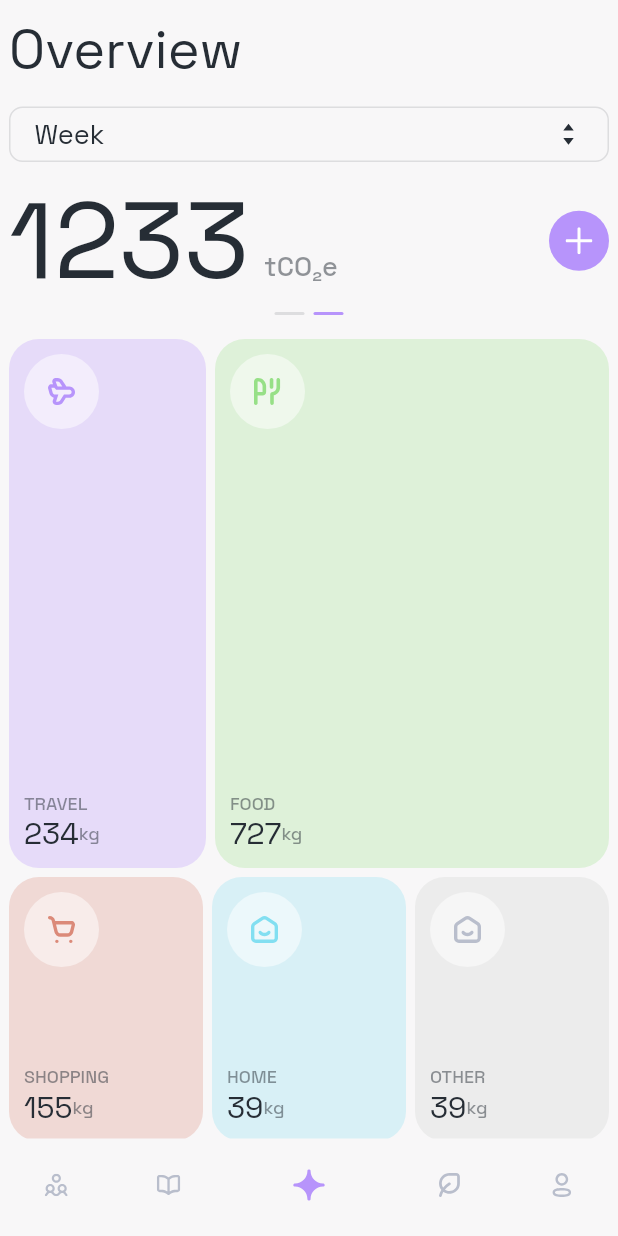
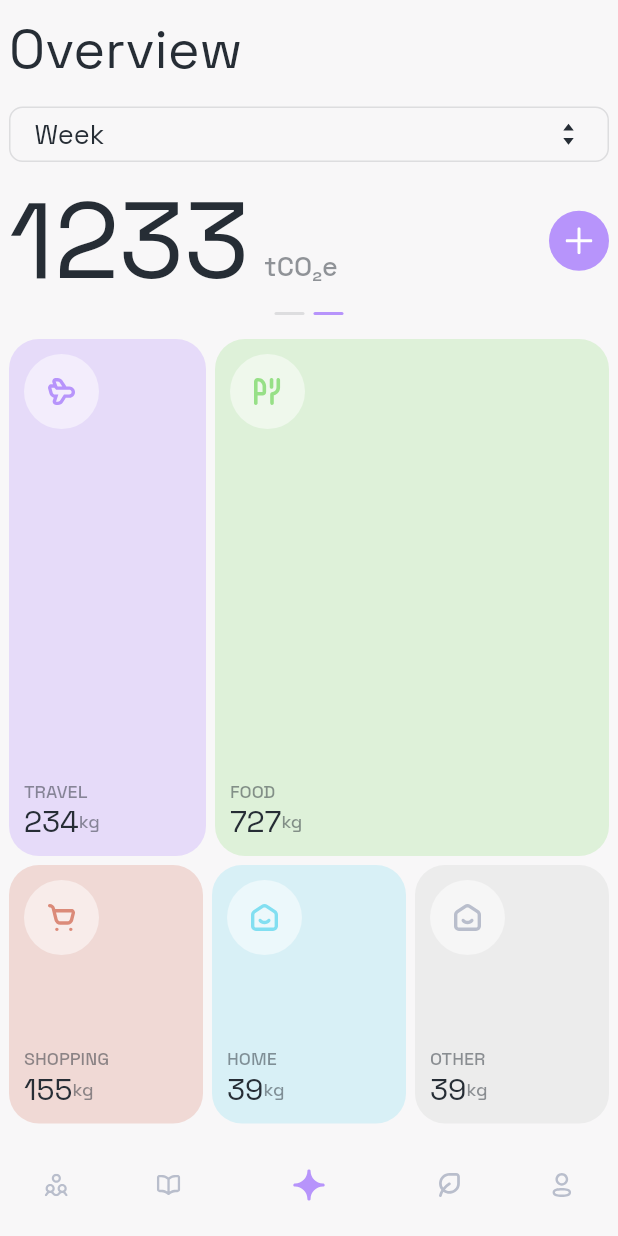
Before and after one commit to LizzzaD/swen_test_mobile_app, a Flutter app: the screen it shows after launch, on a phone screen of 412 x 824 dp. Run offline on Flutter 3.47's test engine with Material 2 defaults, Android fonts, the phone set to English and light mode, and no system bars; our stand-ins replace flutter_svg, modal_bottom_sheet.

Commit message:
Fix Home screen

```diff
--- a/lib/features/screens/home_screen/pages/main_page.dart
+++ b/lib/features/screens/home_screen/pages/main_page.dart
@@ -55,7 +55,7 @@
         final double oneThirdHeight;
         if (_topHeight != null) {
           final availableHeight = constraints.maxHeight - _topHeight! - 4 - 16;
-          oneThirdHeight = availableHeight / 3;
+          oneThirdHeight = availableHeight / 3 - 4;
         } else {
           oneThirdHeight = -1;
         }
@@ -288,7 +288,7 @@
                   )
                 : const SizedBox(),
             const SizedBox(height: 16),
-            const Placeholder(),
+            _topHeight != null ? const Placeholder() : const SizedBox(),
           ],
         );
       },
--- a/pubspec.yaml
+++ b/pubspec.yaml
@@ -3,7 +3,7 @@
 
 publish_to: 'none'
 
-version: 1.0.0+1
+version: 1.0.2+2
 
 environment:
   sdk: '>=3.1.3 <4.0.0'
```
